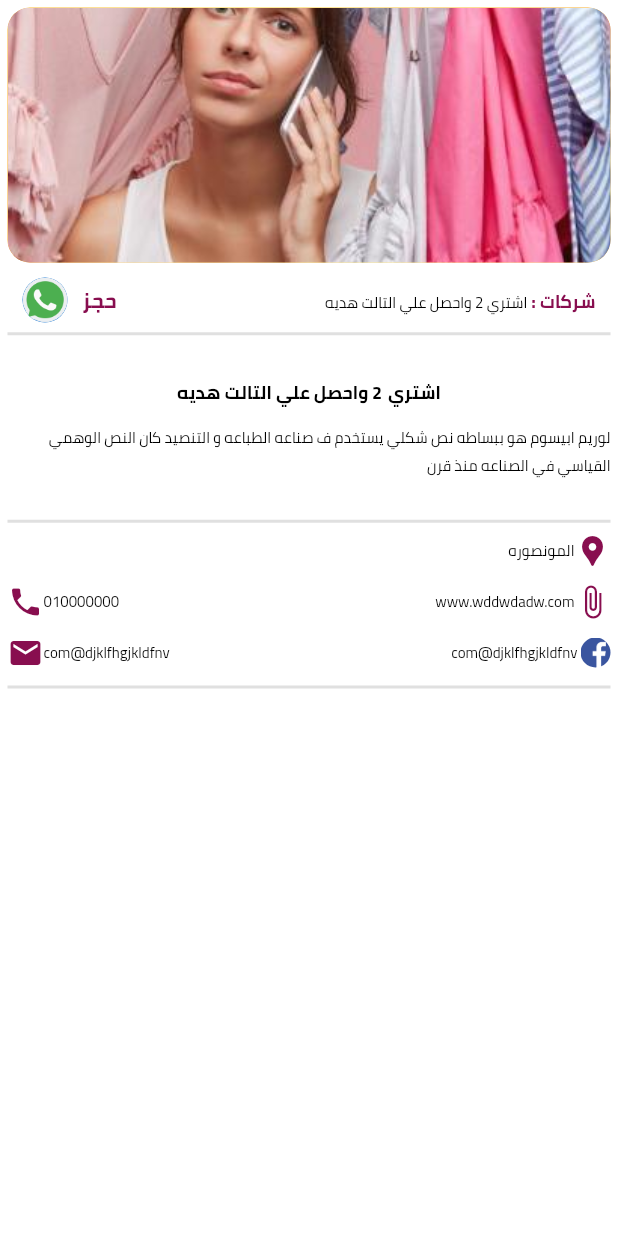
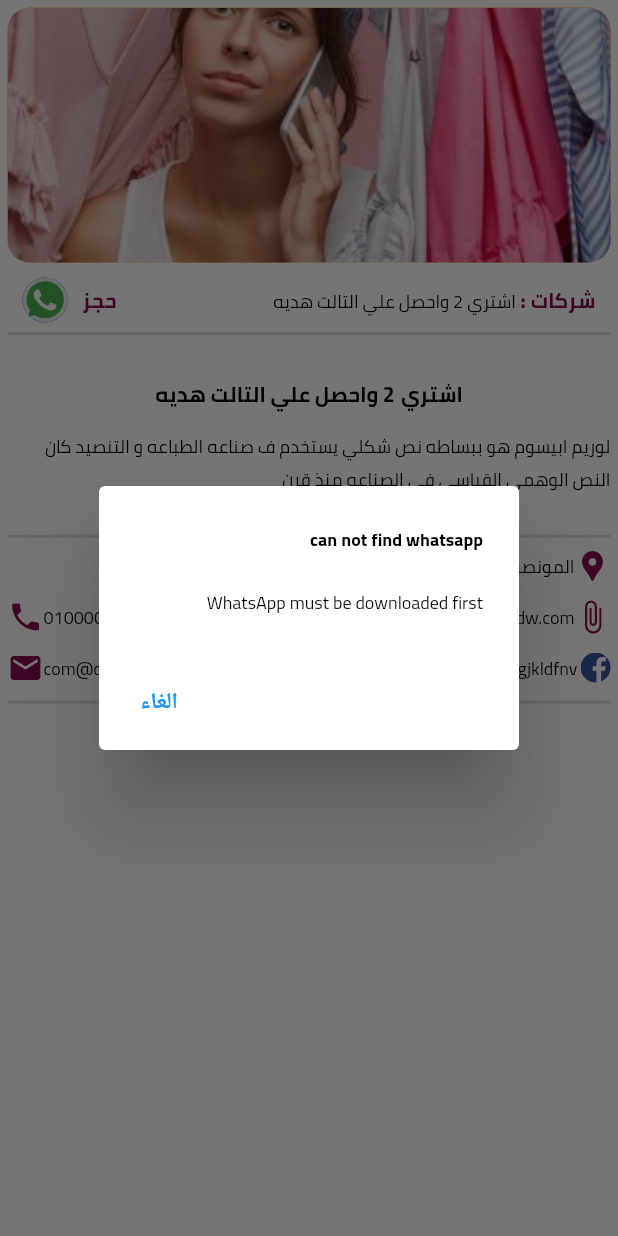
Before and after one commit to ahmedibrahim240/vanilia, a Flutter app: the OffersPage screen opened directly with sample values from the repository, scrolled down 100 dp, after a tap on "حجز", on a phone screen of 412 x 824 dp. Run offline on Flutter 3.47's test engine with Material 2 defaults, Android fonts, the light colour scheme and no system bars; our stand-ins replace chewie, cloud_firestore, firebase_auth, firebase_storage, image_cropper, image_picker and 3 more; missing offline and left inert: code_fields, flutter_phone_direct_caller; accounts and stored records are empty.

Commit message:
Add dialog to show error message when fine error (whatApp) and change font size

```diff
--- a/lib/constants/constans.dart
+++ b/lib/constants/constans.dart
@@ -257,16 +257,6 @@ class DismissibleWidget<T> extends StatelessWidget {
       );
 }
 
-Future<void> launchMessageToWhatsApp(
-    {@required String phoneNum, String massage}) async {
-  String url = 'whatsapp://send?phone=$phoneNum&text=$massage';
-  if (await canLaunch(url)) {
-    await launch(url);
-  } else {
-    throw 'Could not launch $url';
-  }
-}
-
 Future<void> launchInBrowser(String url) async {
   if (await canLaunch(url)) {
     await launch(
--- a/lib/constants/themes.dart
+++ b/lib/constants/themes.dart
@@ -4,13 +4,13 @@ class AppTheme {
   static final TextStyle heading = TextStyle(
     fontFamily: 'Cairo',
     fontWeight: FontWeight.w700,
-    fontSize: 12,
+    fontSize: 14,
     letterSpacing: 1.2,
     color: Colors.black,
   );
   static final TextStyle subHeading = TextStyle(
     fontFamily: 'Cairo',
-    fontSize: 10,
+    fontSize: 12,
     color: Colors.black,
   );
   static final containerBackground = LinearGradient(
--- a/lib/screenes/wrapper/home/menu/offersPage.dart
+++ b/lib/screenes/wrapper/home/menu/offersPage.dart
@@ -1,4 +1,5 @@
 import 'package:flutter/material.dart';
+import 'package:url_launcher/url_launcher.dart';
 import 'package:vanillia/constants/constans.dart';
 import 'package:vanillia/constants/themes.dart';
 import 'package:vanillia/localization/language_constants.dart';
@@ -90,6 +91,7 @@ class _OffersPageState extends State<OffersPage> {
                     ),
                     GestureDetector(
                       onTap: () {
+                        print('whatsAppp');
                         launchMessageToWhatsApp(
                             phoneNum: '+201551016887', massage: 'hi');
                       },
@@ -336,4 +338,45 @@ class _OffersPageState extends State<OffersPage> {
       ),
     );
   }
+
+  Future<void> launchMessageToWhatsApp(
+      {@required String phoneNum, String massage}) async {
+    String url = 'whatsapp://send?phone=$phoneNum&text=$massage';
+    try {
+      if (await canLaunch(url)) {
+        await launch(url);
+      } else {
+        showMyDialog();
+      }
+    } catch (e) {
+      print('erorr is: ' + e.toString());
+    }
+  }
+
+  Future<void> showMyDialog() async {
+    return showDialog<void>(
+      context: context,
+      barrierDismissible: false, // user must tap button!
+      builder: (BuildContext context) {
+        return AlertDialog(
+          title: Text(
+            'can not find whatsapp',
+            style: AppTheme.subHeading,
+          ),
+          content: Text(
+            'WhatsApp must be downloaded first',
+            style: AppTheme.subHeading,
+          ),
+          actions: <Widget>[
+            TextButton(
+              child: Text(getTranslated(context, 'cancel')),
+              onPressed: () {
+                Navigator.of(context).pop();
+              },
+            ),
+          ],
+        );
+      },
+    );
+  }
 }
```
